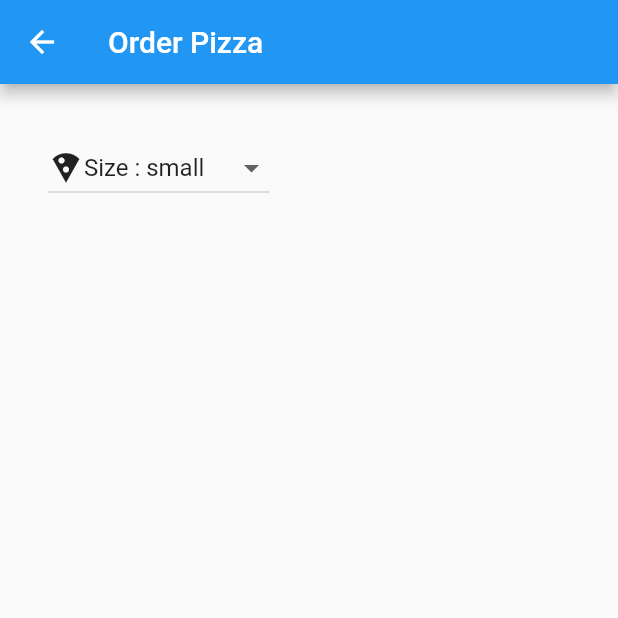
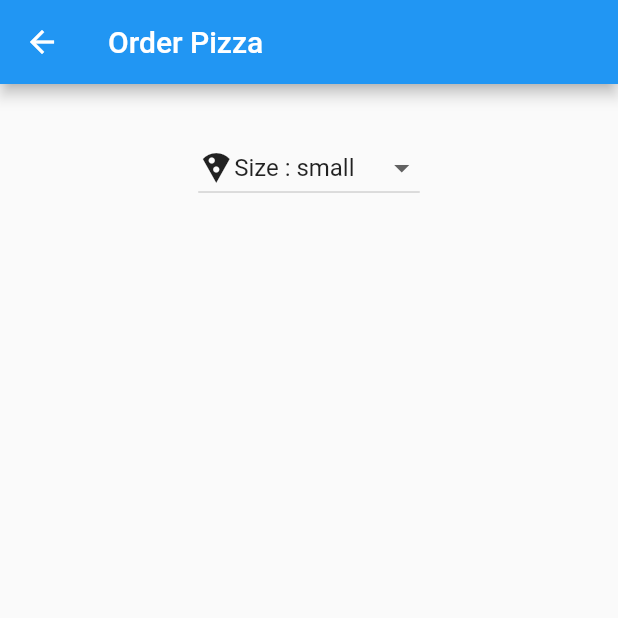
Before and after one commit to MostefaMourad/pizza_delivery, a Flutter app: the Order screen opened by its route, on a phone screen of 412 x 824 dp, the top half of it. Run offline on Flutter 3.47's test engine with Material 2 defaults, Android fonts, the phone set to English and light mode, and no system bars.

Commit message:
Update order.dart

```diff
--- a/lib/screens/order.dart
+++ b/lib/screens/order.dart
@@ -20,7 +20,7 @@ class _OrderState extends State<Order> {
   Widget build(BuildContext context) {
     return new Scaffold(
       appBar: new AppBar(title: new Text('Order Pizza'),),
-      body: new Container(padding: new EdgeInsets.all(32.0),
+      body: new Center( child : new Container(padding: new EdgeInsets.all(32.0),
         child: new Column(children: <Widget>[
           new DropdownButton<String>(
             value: _pizzaOrder.size,
@@ -38,6 +38,7 @@ class _OrderState extends State<Order> {
         ],
 
       ),),
-    ) ;
+    )
+    );
   }
 }
```
